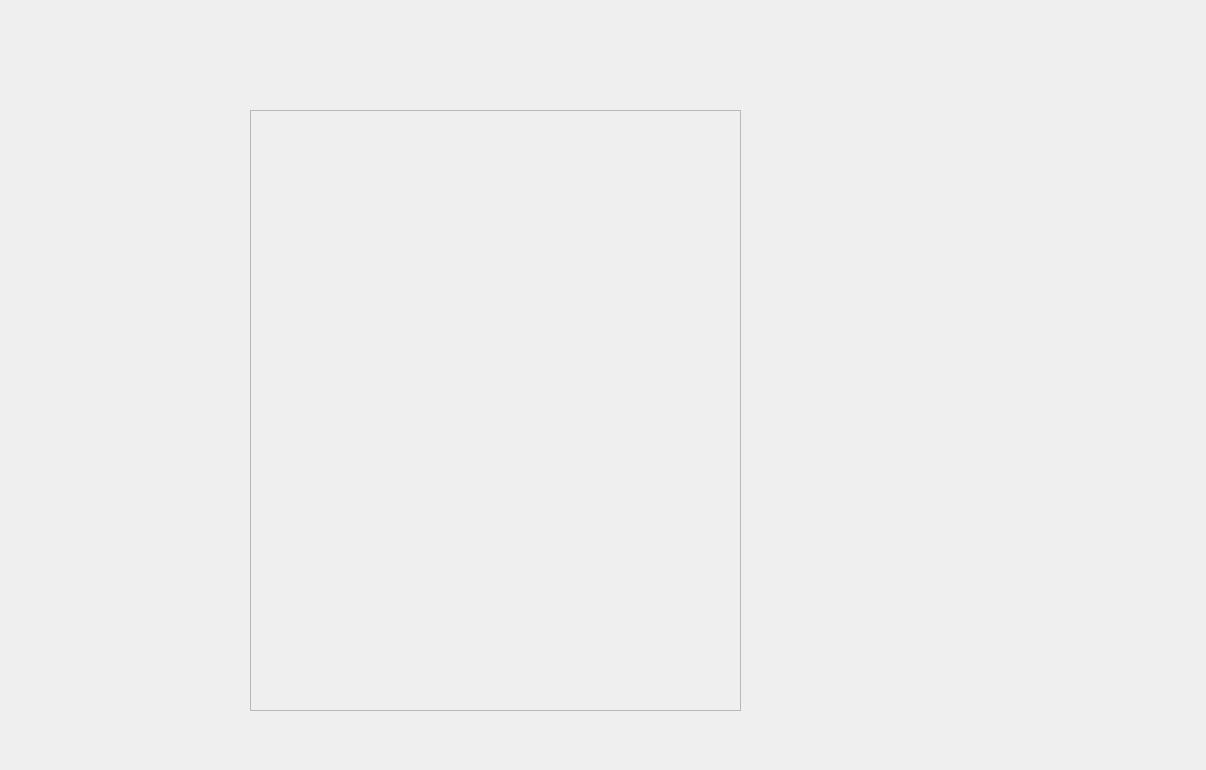
Old version of the form selectmapscene.ui in the repository Q-Wednesday/TrineOfRhodesIsland.
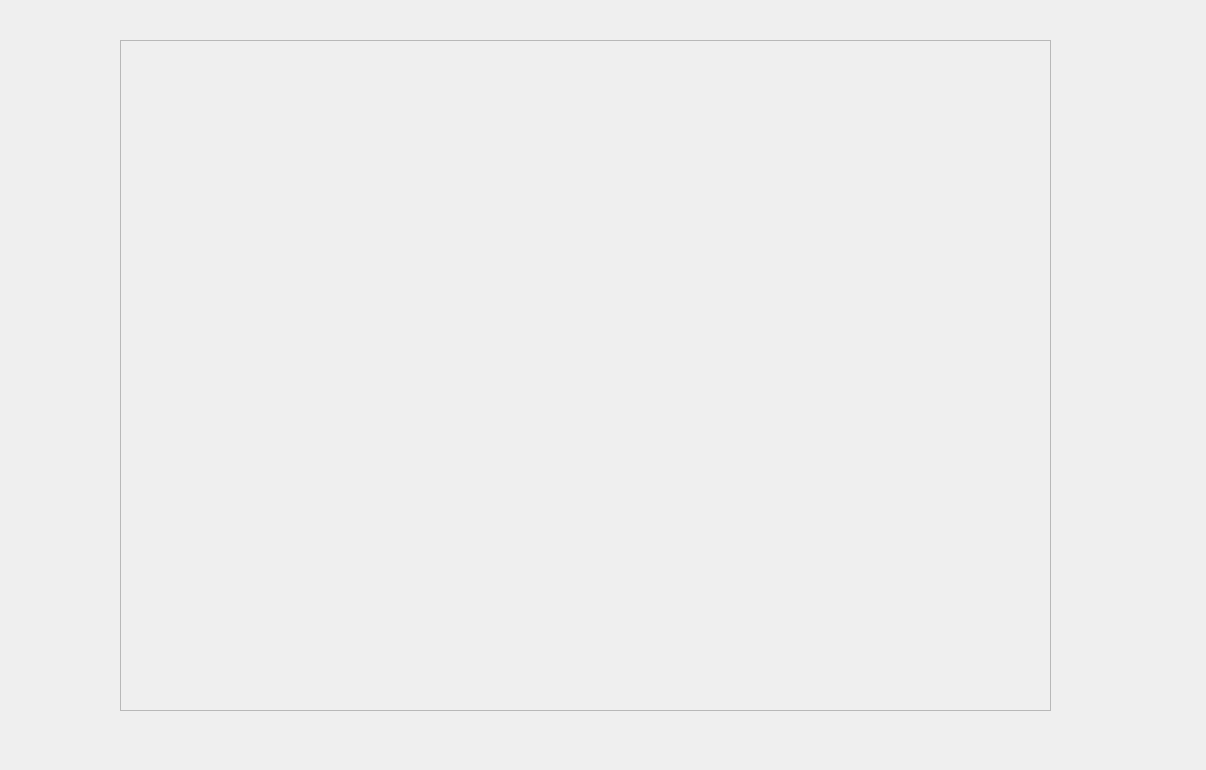
New version of the form.

Commit message: 实现选择界面图片滚动

Diff of the .ui file:
```diff
--- a/selectmapscene.ui
+++ b/selectmapscene.ui
@@ -16,10 +16,10 @@
   <widget class="QScrollArea" name="scrollArea">
    <property name="geometry">
     <rect>
-     <x>250</x>
-     <y>110</y>
-     <width>491</width>
-     <height>601</height>
+     <x>120</x>
+     <y>40</y>
+     <width>931</width>
+     <height>671</height>
     </rect>
    </property>
    <property name="widgetResizable">
@@ -30,8 +30,8 @@
      <rect>
       <x>0</x>
       <y>0</y>
-      <width>489</width>
-      <height>599</height>
+      <width>929</width>
+      <height>669</height>
      </rect>
     </property>
    </widget>
```
The commit also changes 3 other files.
